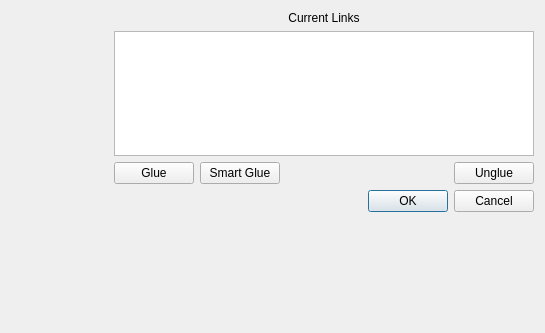
Above: glue/dialogs/link_editor/qt/link_editor.ui from glue-viz/glue before the change; both pictures show x 509 to 1054 and y 0 to 333 of the 1054 by 529 pixel window. Below: the same form after it.
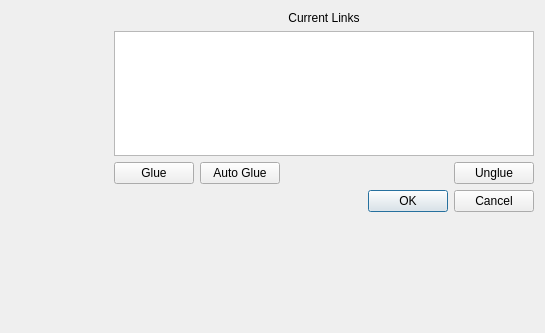
That is the form after the change. Custom widgets are drawn as their Qt base class.

Commit message: leave link array assignment for users in ~/.glue/config.py

```diff
--- a/glue/dialogs/link_editor/qt/link_editor.ui
+++ b/glue/dialogs/link_editor/qt/link_editor.ui
@@ -114,7 +114,7 @@
            <item>
             <widget class="QPushButton" name="smart_link">
              <property name="text">
-              <string>Smart Glue</string>
+              <string>Auto Glue</string>
              </property>
             </widget>
            </item>
```
Left out of the diff: 2 changed lines with no effect on the pictures. The commit also changes 2 other files.
